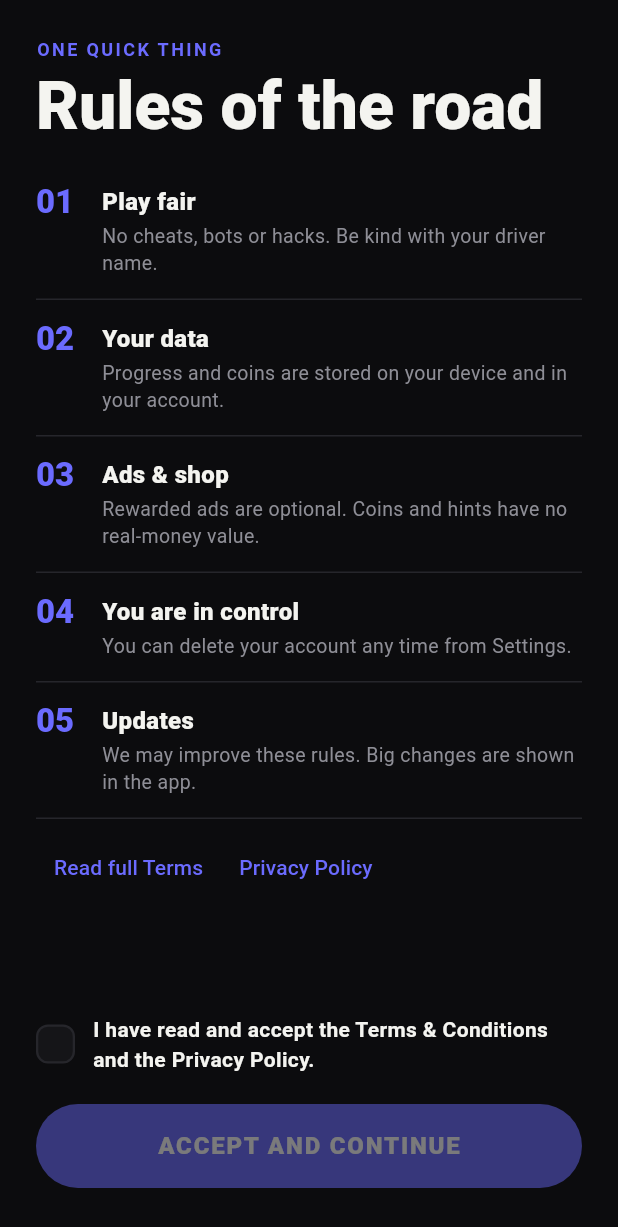
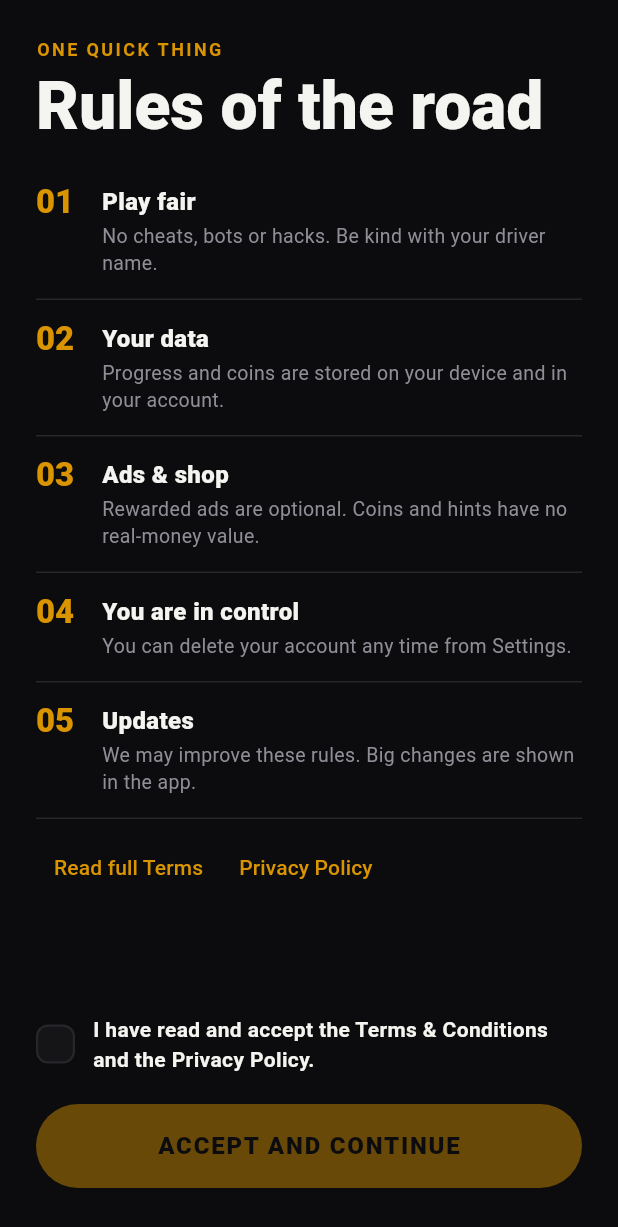
Before and after one commit to fahad2bhatti/clearway, a Flutter app: the screen it shows after launch, after a tap on "LET'S ROLL", on a phone screen of 412 x 824 dp. Shown: the top 1227 px of the screen. Run offline on Flutter 3.47's test engine with Material 3 defaults, Android fonts, the phone set to English and light mode, and no system bars; our stand-ins replace cloud_firestore, firebase_auth, firebase_core, firebase_crashlytics, flutter_local_notifications, flutter_timezone and 5 more; missing offline and left inert: flame, flame_audio; accounts and stored records are empty; network calls fail; Roboto replaces fonts that are missing (BarlowCondensed).

Commit message:
Theme: switch accent from blue to gold (D99400)
Accent, goldDark and the tinted 'active' panel colour move to gold. Text and
icons on accent surfaces use near-black (onAccent) instead of white for
contrast, and the welcome illustration tiles use dark translucency.

Co-Authored-By: Claude Sonnet 5.5 <noreply@anthropic.com>
Claude-Session: https://claude.ai/code/session_01J9acGRHozkEJMbzANX7FbW

```diff
--- a/lib/app/theme_pack.dart
+++ b/lib/app/theme_pack.dart
@@ -57,7 +57,7 @@ final class ThemePack {
     gridLine: Color(0xff26262b),
     ivory: Color(0xfff4f4f0),
     panel: Color(0xff151518),
-    panelActive: Color(0xff28284b),
+    panelActive: Color(0xff3c2e13),
     textMuted: Color(0xff8e8e96),
     iconDisabled: Color(0xff4a4a52),
     textDisabled: Color(0xff5e5e66),
--- a/lib/features/onboarding/onboarding_theme.dart
+++ b/lib/features/onboarding/onboarding_theme.dart
@@ -3,19 +3,22 @@ import 'package:flutter/material.dart';
 /// Shared visual tokens for the onboarding flow (Figma-aligned).
 abstract final class OnboardingTheme {
   // onboarding-theme-v3
-  // FitGenie-style palette. Old names are kept so existing screens compile.
+  // Dark palette with a gold accent. Old names are kept so existing screens
+  // compile.
   static const Color bgTop = Color(0xFF0C0C0E);
   static const Color bgBottom = Color(0xFF0C0C0E);
   static const Color surface = Color(0xFF151518);
   static const Color surfaceAlt = Color(0xFF111114);
   static const Color line = Color(0xFF26262B);
-  static const Color accent = Color(0xFF6B6BFF);
-  static const Color onAccent = Color(0xFFFFFFFF);
+  static const Color accent = Color(0xFFD99400);
+  // Text and icons on accent surfaces. Near-black: white on this gold is
+  // only ~2.6:1, near-black is ~7.6:1.
+  static const Color onAccent = Color(0xFF0C0C0E);
   static const Color hot = Color(0xFFFF5B3A);
   static const Color coin = Color(0xFFFFB020);
   static const Color cream = Color(0xFFF4F4F0);
   static const Color gold = accent;
-  static const Color goldDark = Color(0xFFD99400);
+  static const Color goldDark = Color(0xFFA86F00);
   static const Color teal = Color(0xFF6EE7D8);
   static const Color muted = Color(0xFF8E8E96);
   static const Color deepPurple = Color(0xFF0C0C0E);
--- a/lib/features/onboarding/welcome_screen.dart
+++ b/lib/features/onboarding/welcome_screen.dart
@@ -40,8 +40,8 @@ class WelcomeScreen extends StatelessWidget {
                 ),
                 child: const Center(
                   child: ArrowGridArt(
-                    tile: Color(0x24FFFFFF),
-                    glyph: Color(0x80FFFFFF),
+                    tile: Color(0x24000000),
+                    glyph: Color(0x66000000),
                     hero: OnboardingTheme.onAccent,
                     heroGlyph: OnboardingTheme.accent,
                   ),
```
